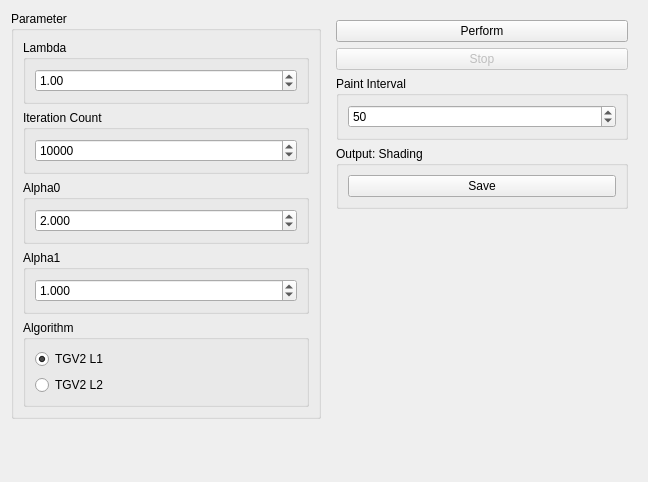
This is source/modules/tgv_deshade/TGVDeshadeWidget.ui in josefkoller/ambient_image_processor as Qt 5 draws it before an edit. The edited form follows.
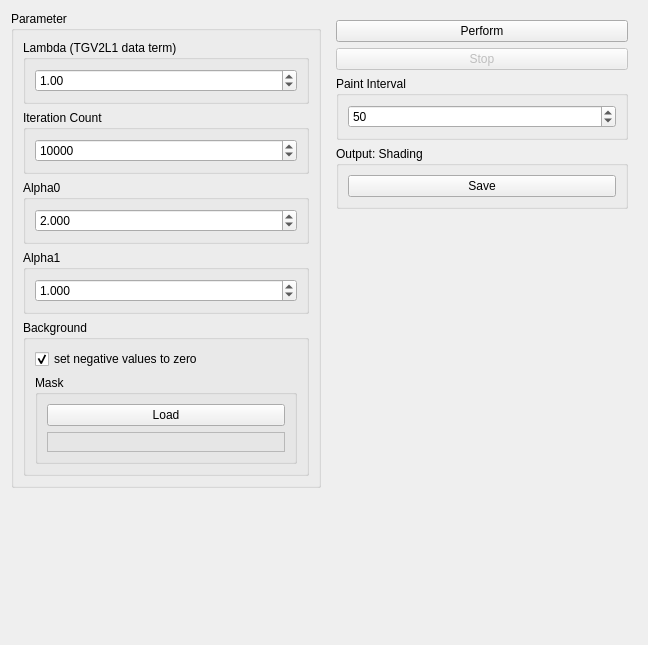
This is the edited form.

Commit message: deshading with mask and negative value handling

Diff of the .ui file:
```diff
--- a/source/modules/tgv_deshade/TGVDeshadeWidget.ui
+++ b/source/modules/tgv_deshade/TGVDeshadeWidget.ui
@@ -7,7 +7,7 @@
     <x>0</x>
     <y>0</y>
     <width>648</width>
-    <height>482</height>
+    <height>645</height>
    </rect>
   </property>
   <property name="windowTitle">
@@ -29,7 +29,7 @@
       <item>
        <widget class="QGroupBox" name="groupBox_2">
         <property name="title">
-         <string>Lambda</string>
+         <string>Lambda (TGV2L1 data term)</string>
         </property>
         <layout class="QVBoxLayout" name="verticalLayout">
          <item>
@@ -126,13 +126,13 @@
       <item>
        <widget class="QGroupBox" name="groupBox_9">
         <property name="title">
-         <string>Algorithm</string>
+         <string>Background</string>
         </property>
-        <layout class="QVBoxLayout" name="verticalLayout_9">
+        <layout class="QVBoxLayout" name="verticalLayout_7">
          <item>
-          <widget class="QRadioButton" name="tgv2_l1_algorithm_checkbox">
+          <widget class="QCheckBox" name="set_negative_values_to_zero_checkbox">
            <property name="text">
-            <string>TGV2 L1</string>
+            <string>set negative values to zero</string>
            </property>
            <property name="checked">
             <bool>true</bool>
@@ -140,10 +140,30 @@
           </widget>
          </item>
          <item>
-          <widget class="QRadioButton" name="tgv2_l2_algorithm_checkbox">
-           <property name="text">
-            <string>TGV2 L2</string>
+          <widget class="QGroupBox" name="groupBox_8">
+           <property name="title">
+            <string>Mask</string>
            </property>
+           <layout class="QVBoxLayout" name="verticalLayout_8">
+            <item>
+             <widget class="QPushButton" name="load_mask_button">
+              <property name="text">
+               <string>Load</string>
+              </property>
+             </widget>
+            </item>
+            <item>
+             <widget class="QFrame" name="mask_frame">
+              <property name="frameShape">
+               <enum>QFrame::StyledPanel</enum>
+              </property>
+              <property name="frameShadow">
+               <enum>QFrame::Raised</enum>
+              </property>
+              <layout class="QVBoxLayout" name="verticalLayout_9"/>
+             </widget>
+            </item>
+           </layout>
           </widget>
          </item>
         </layout>
```
Left out of the diff: 2 changed lines with no effect on the pictures. The commit also changes 9 other files.
